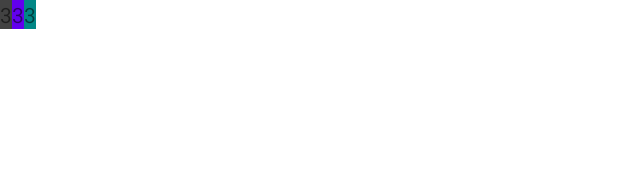
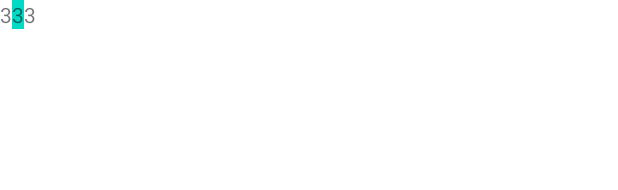
Before and after one commit to huynhnb/gieoquemaihoa, an Android app: the layout fragment_second.xml on its own in the app's theme, with its tools: preview values and no code run, on a phone screen of 412 x 824 dp. Shown: the top 190 px of the screen. Run offline under Robolectric (Android 15) with nearby library versions, the phone set to English and light mode, and no system bars; network calls fail.

Commit message:
first init

```diff
--- a/app/src/main/res/layout/fragment_second.xml
+++ b/app/src/main/res/layout/fragment_second.xml
@@ -35,21 +35,21 @@
                         android:layout_weight="1"
                         android:text="3"
                         android:id="@+id/qc"
-                        android:background="@color/cardview_dark_background"/>
+                        android:background="@color/white"/>
                 <TextView
                         android:layout_width="wrap_content"
                         android:layout_height="wrap_content"
                         android:layout_weight="1"
                         android:text="3"
                         android:id="@+id/qh"
-                        android:background="@color/purple_500"
+                        android:background="@color/teal_200"
                 />
                 <TextView
                         android:layout_width="wrap_content"
                         android:layout_height="wrap_content"
                         android:layout_weight="1"
                         android:text="3" android:id="@+id/qb"
-                        android:background="@color/teal_700"/>
+                        android:background="@color/white"/>
             </TableRow>
         </TableLayout>
     </ScrollView>
```
